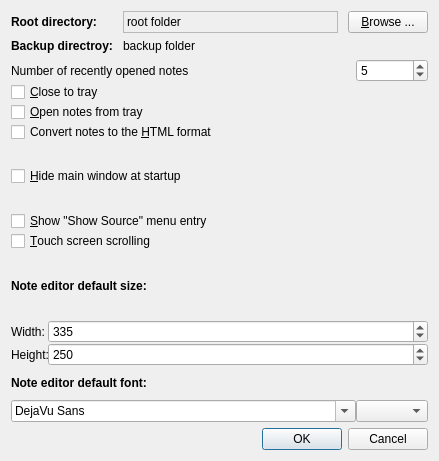
First picture: the form in src/ui/preferences.ui, repository hakaishi/nobleNote, before the edit.
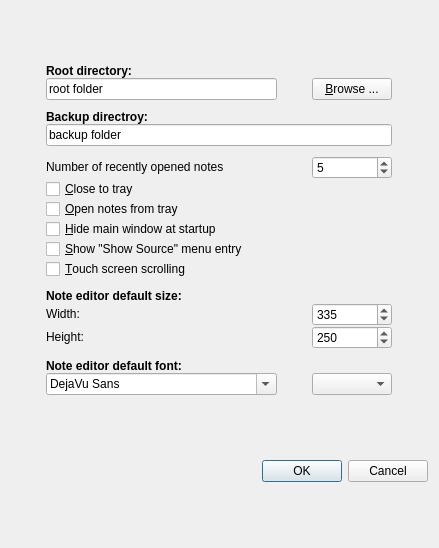
Second picture: the form after the edit. Icons and pictures are not drawn.

Commit message: removed the obsolete convert notes settings, it caused a bug that notes become read only improved preferences window layout

What changed in the file:
```diff
--- a/src/ui/preferences.ui
+++ b/src/ui/preferences.ui
@@ -7,7 +7,7 @@
     <x>0</x>
     <y>0</y>
     <width>439</width>
-    <height>461</height>
+    <height>548</height>
    </rect>
   </property>
   <property name="sizePolicy">
@@ -27,22 +27,6 @@
    <property name="horizontalSpacing">
     <number>10</number>
    </property>
-   <item row="0" column="2">
-    <widget class="QPushButton" name="browseButton">
-     <property name="enabled">
-      <bool>true</bool>
-     </property>
-     <property name="sizePolicy">
-      <sizepolicy hsizetype="Fixed" vsizetype="Fixed">
-       <horstretch>0</horstretch>
-       <verstretch>0</verstretch>
-      </sizepolicy>
-     </property>
-     <property name="text">
-      <string>&amp;Browse ...</string>
-     </property>
-    </widget>
-   </item>
    <item row="4" column="0" colspan="3">
     <widget class="QDialogButtonBox" name="buttonBox">
      <property name="standardButtons">
@@ -52,27 +36,84 @@
    </item>
    <item row="3" column="0" colspan="3">
     <layout class="QGridLayout" name="gridLayout_2">
-     <item row="12" column="1">
+     <property name="bottomMargin">
+      <number>6</number>
+     </property>
+     <item row="13" column="0">
+      <widget class="QLabel" name="label_2">
+       <property name="sizePolicy">
+        <sizepolicy hsizetype="Preferred" vsizetype="Fixed">
+         <horstretch>0</horstretch>
+         <verstretch>0</verstretch>
+        </sizepolicy>
+       </property>
+       <property name="font">
+        <font>
+         <bold>true</bold>
+        </font>
+       </property>
+       <property name="text">
+        <string>Note editor default size:</string>
+       </property>
+       <property name="alignment">
+        <set>Qt::AlignLeading|Qt::AlignLeft|Qt::AlignVCenter</set>
+       </property>
+       <property name="margin">
+        <number>0</number>
+       </property>
+      </widget>
+     </item>
+     <item row="18" column="1">
       <widget class="QComboBox" name="fontSizeComboBox">
        <property name="sizePolicy">
-        <sizepolicy hsizetype="Fixed" vsizetype="Fixed">
+        <sizepolicy hsizetype="Minimum" vsizetype="Fixed">
          <horstretch>0</horstretch>
          <verstretch>0</verstretch>
         </sizepolicy>
        </property>
       </widget>
      </item>
-     <item row="2" column="0" colspan="2">
-      <widget class="QCheckBox" name="openNotesFromTray">
-       <property name="toolTip">
-        <string>&lt;html&gt;&lt;head/&gt;&lt;body&gt;&lt;p&gt;Notes can be opened from the tray icon when the application is minimized to the system tray&lt;/p&gt;&lt;/body&gt;&lt;/html&gt;</string>
+     <item row="16" column="0">
+      <spacer name="verticalSpacer_2">
+       <property name="orientation">
+        <enum>Qt::Vertical</enum>
+       </property>
+       <property name="sizeType">
+        <enum>QSizePolicy::Fixed</enum>
+       </property>
+       <property name="sizeHint" stdset="0">
+        <size>
+         <width>20</width>
+         <height>10</height>
+        </size>
+       </property>
+      </spacer>
+     </item>
+     <item row="17" column="0">
+      <widget class="QLabel" name="label_5">
+       <property name="sizePolicy">
+        <sizepolicy hsizetype="Preferred" vsizetype="Fixed">
+         <horstretch>0</horstretch>
+         <verstretch>0</verstretch>
+        </sizepolicy>
+       </property>
+       <property name="font">
+        <font>
+         <bold>true</bold>
+        </font>
        </property>
        <property name="text">
-        <string>&amp;Open notes from tray</string>
+        <string>Note editor default font:</string>
+       </property>
+       <property name="alignment">
+        <set>Qt::AlignLeading|Qt::AlignLeft|Qt::AlignVCenter</set>
+       </property>
+       <property name="margin">
+        <number>0</number>
        </property>
       </widget>
      </item>
-     <item row="12" column="0">
+     <item row="18" column="0">
       <widget class="QFontComboBox" name="fontComboBox">
        <property name="currentFont">
         <font>
@@ -82,20 +123,36 @@
        </property>
       </widget>
      </item>
-     <item row="11" column="0">
-      <widget class="QLabel" name="label_5">
-       <property name="font">
-        <font>
-         <weight>75</weight>
-         <bold>true</bold>
-        </font>
+     <item row="15" column="1">
+      <widget class="QSpinBox" name="sizeSpinHeight">
+       <property name="maximum">
+        <number>65536</number>
        </property>
-       <property name="text">
-        <string>Note editor default font:</string>
+       <property name="singleStep">
+        <number>5</number>
+       </property>
+       <property name="value">
+        <number>250</number>
        </property>
       </widget>
      </item>
-     <item row="0" column="1">
+     <item row="12" column="0">
+      <spacer name="verticalSpacer">
+       <property name="orientation">
+        <enum>Qt::Vertical</enum>
+       </property>
+       <property name="sizeType">
+        <enum>QSizePolicy::Fixed</enum>
+       </property>
+       <property name="sizeHint" stdset="0">
+        <size>
+         <width>20</width>
+         <height>10</height>
+        </size>
+       </property>
+      </spacer>
+     </item>
+     <item row="6" column="1">
       <widget class="QSpinBox" name="recentSpin">
        <property name="maximum">
         <number>15</number>
@@ -105,41 +162,71 @@
        </property>
       </widget>
      </item>
-     <item row="8" column="0" rowspan="2" colspan="2">
-      <widget class="QLabel" name="label_2">
+     <item row="14" column="1">
+      <widget class="QSpinBox" name="sizeSpinWidth">
+       <property name="maximum">
+        <number>65536</number>
+       </property>
+       <property name="singleStep">
+        <number>5</number>
+       </property>
+       <property name="value">
+        <number>335</number>
+       </property>
+      </widget>
+     </item>
+     <item row="0" column="0">
+      <widget class="QLabel" name="rootLabel">
+       <property name="sizePolicy">
+        <sizepolicy hsizetype="Fixed" vsizetype="Fixed">
+         <horstretch>0</horstretch>
+         <verstretch>0</verstretch>
+        </sizepolicy>
+       </property>
        <property name="font">
         <font>
-         <weight>75</weight>
          <bold>true</bold>
         </font>
        </property>
        <property name="text">
-        <string>Note editor default size:</string>
+        <string>Root directory:</string>
        </property>
       </widget>
      </item>
-     <item row="4" column="0" rowspan="2" colspan="2">
-      <widget class="QCheckBox" name="silentStart">
-       <property name="toolTip">
-        <string>Do not show the main interface and notes on startup.
-(Minimized to tray icon)</string>
+     <item row="14" column="0">
+      <widget class="QLabel" name="label_3">
+       <property name="sizePolicy">
+        <sizepolicy hsizetype="Preferred" vsizetype="Fixed">
+         <horstretch>0</horstretch>
+         <verstretch>0</verstretch>
+        </sizepolicy>
        </property>
        <property name="text">
-        <string>&amp;Hide main window at startup</string>
+        <string>Width:</string>
        </property>
       </widget>
      </item>
-     <item row="3" column="0" colspan="2">
-      <widget class="QCheckBox" name="convertNotes">
+     <item row="8" column="0" colspan="2">
+      <widget class="QCheckBox" name="openNotesFromTray">
        <property name="toolTip">
         <string>Automatically convert non-HTML notes to the HTML format. If disabled, non-HTML notes are opened read only.</string>
        </property>
        <property name="text">
-        <string>Convert notes to the &amp;HTML format</string>
+        <string>&amp;Open notes from tray</string>
        </property>
       </widget>
      </item>
      <item row="7" column="0" colspan="2">
+      <widget class="QCheckBox" name="dontQuit">
+       <property name="toolTip">
+        <string/>
+       </property>
+       <property name="text">
+        <string>&amp;Close to tray</string>
+       </property>
+      </widget>
+     </item>
+     <item row="11" column="0">
       <widget class="QCheckBox" name="kineticScrolling">
        <property name="toolTip">
         <string notr="true">Enables drag to scroll</string>
@@ -149,143 +236,139 @@
        </property>
       </widget>
      </item>
-     <item row="10" column="0" colspan="2">
-      <layout class="QFormLayout" name="formLayout">
-       <property name="sizeConstraint">
-        <enum>QLayout::SetDefaultConstraint</enum>
-       </property>
-       <item row="0" column="0">
-        <widget class="QLabel" name="label_3">
-         <property name="text">
-          <string>Width:</string>
-         </property>
-        </widget>
-       </item>
-       <item row="1" column="0">
+     <item row="15" column="0">
         <widget class="QLabel" name="label_4">
+       <property name="sizePolicy">
+        <sizepolicy hsizetype="Preferred" vsizetype="Fixed">
+         <horstretch>0</horstretch>
+         <verstretch>0</verstretch>
+        </sizepolicy>
+       </property>
          <property name="text">
           <string>Height:</string>
          </property>
         </widget>
        </item>
-       <item row="0" column="1">
-        <widget class="QSpinBox" name="sizeSpinWidth">
-         <property name="maximum">
-          <number>65536</number>
-         </property>
-         <property name="singleStep">
-          <number>5</number>
-         </property>
-         <property name="value">
-          <number>335</number>
-         </property>
-        </widget>
-       </item>
-       <item row="1" column="1">
-        <widget class="QSpinBox" name="sizeSpinHeight">
-         <property name="maximum">
-          <number>65536</number>
-         </property>
-         <property name="singleStep">
-          <number>5</number>
-         </property>
-         <property name="value">
-          <number>250</number>
-         </property>
-        </widget>
-       </item>
-      </layout>
-     </item>
-     <item row="1" column="0" colspan="2">
-      <widget class="QCheckBox" name="dontQuit">
-       <property name="toolTip">
-        <string/>
+     <item row="3" column="0">
+      <widget class="QLabel" name="backupLabel">
+       <property name="sizePolicy">
+        <sizepolicy hsizetype="Fixed" vsizetype="Fixed">
+         <horstretch>0</horstretch>
+         <verstretch>0</verstretch>
+        </sizepolicy>
+       </property>
+       <property name="font">
+        <font>
+         <bold>true</bold>
+        </font>
        </property>
        <property name="text">
-        <string>&amp;Close to tray</string>
+        <string>Backup directroy:</string>
        </property>
       </widget>
      </item>
-     <item row="0" column="0">
+     <item row="2" column="0">
+      <spacer name="verticalSpacer_3">
+       <property name="orientation">
+        <enum>Qt::Vertical</enum>
+       </property>
+       <property name="sizeType">
+        <enum>QSizePolicy::Fixed</enum>
+       </property>
+       <property name="sizeHint" stdset="0">
+        <size>
+         <width>20</width>
+         <height>10</height>
+        </size>
+       </property>
+      </spacer>
+     </item>
+     <item row="6" column="0">
       <widget class="QLabel" name="label_6">
+       <property name="sizePolicy">
+        <sizepolicy hsizetype="Preferred" vsizetype="Fixed">
+         <horstretch>0</horstretch>
+         <verstretch>0</verstretch>
+        </sizepolicy>
+       </property>
        <property name="text">
         <string>Number of recently opened notes</string>
        </property>
       </widget>
      </item>
-     <item row="6" column="0" colspan="2">
+     <item row="10" column="0">
       <widget class="QCheckBox" name="showSource">
        <property name="text">
         <string>&amp;Show &quot;Show Source&quot; menu entry</string>
        </property>
       </widget>
      </item>
-    </layout>
-   </item>
-   <item row="0" column="1">
-    <widget class="QLabel" name="rootPathLabel">
+     <item row="9" column="0">
+      <widget class="QCheckBox" name="silentStart">
+       <property name="toolTip">
+        <string>Do not show the main interface and notes on startup.
+(Minimized to tray icon)</string>
+       </property>
+       <property name="text">
+        <string>&amp;Hide main window at startup</string>
+       </property>
+      </widget>
+     </item>
+     <item row="5" column="0">
+      <spacer name="verticalSpacer_4">
+       <property name="orientation">
+        <enum>Qt::Vertical</enum>
+       </property>
+       <property name="sizeType">
+        <enum>QSizePolicy::Fixed</enum>
+       </property>
+       <property name="sizeHint" stdset="0">
+        <size>
+         <width>20</width>
+         <height>10</height>
+        </size>
+       </property>
+      </spacer>
+     </item>
+     <item row="1" column="0">
+      <widget class="QLineEdit" name="rootPathLabel">
      <property name="sizePolicy">
-      <sizepolicy hsizetype="Minimum" vsizetype="Minimum">
+        <sizepolicy hsizetype="Minimum" vsizetype="Fixed">
        <horstretch>0</horstretch>
        <verstretch>0</verstretch>
       </sizepolicy>
      </property>
-     <property name="frameShape">
-      <enum>QFrame::StyledPanel</enum>
-     </property>
      <property name="text">
       <string notr="true">root folder</string>
      </property>
-     <property name="wordWrap">
+       <property name="readOnly">
       <bool>true</bool>
      </property>
-     <property name="textInteractionFlags">
-      <set>Qt::LinksAccessibleByMouse|Qt::TextSelectableByMouse</set>
+       <property name="wordWrap" stdset="0">
+        <bool>true</bool>
      </property>
     </widget>
    </item>
-   <item row="0" column="0">
-    <widget class="QLabel" name="rootLabel">
-     <property name="sizePolicy">
-      <sizepolicy hsizetype="Fixed" vsizetype="Preferred">
-       <horstretch>0</horstretch>
-       <verstretch>0</verstretch>
-      </sizepolicy>
-     </property>
-     <property name="font">
-      <font>
-       <weight>75</weight>
-       <bold>true</bold>
-      </font>
-     </property>
-     <property name="text">
-      <string>Root directory:</string>
-     </property>
-    </widget>
-   </item>
-   <item row="1" column="0">
-    <widget class="QLabel" name="backupLabel">
+     <item row="1" column="1">
+      <widget class="QPushButton" name="browseButton">
+       <property name="enabled">
+        <bool>true</bool>
+       </property>
      <property name="sizePolicy">
       <sizepolicy hsizetype="Fixed" vsizetype="Fixed">
        <horstretch>0</horstretch>
        <verstretch>0</verstretch>
       </sizepolicy>
      </property>
-     <property name="font">
-      <font>
-       <weight>75</weight>
-       <bold>true</bold>
-      </font>
-     </property>
      <property name="text">
-      <string>Backup directroy:</string>
+        <string>&amp;Browse ...</string>
      </property>
     </widget>
    </item>
-   <item row="1" column="1" colspan="2">
-    <widget class="QLabel" name="backupPathLabel">
+     <item row="4" column="0" colspan="2">
+      <widget class="QLineEdit" name="backupPathLabel">
      <property name="sizePolicy">
-      <sizepolicy hsizetype="Minimum" vsizetype="Minimum">
+        <sizepolicy hsizetype="Minimum" vsizetype="Fixed">
        <horstretch>0</horstretch>
        <verstretch>0</verstretch>
       </sizepolicy>
@@ -293,13 +376,18 @@
      <property name="text">
       <string notr="true">backup folder</string>
      </property>
-     <property name="wordWrap">
+       <property name="frame">
       <bool>true</bool>
      </property>
-     <property name="textInteractionFlags">
-      <set>Qt::LinksAccessibleByMouse|Qt::TextSelectableByMouse</set>
-     </property>
-    </widget>
+       <property name="readOnly">
+        <bool>true</bool>
+       </property>
+       <property name="wordWrap" stdset="0">
+        <bool>true</bool>
+       </property>
+      </widget>
+     </item>
+    </layout>
    </item>
   </layout>
  </widget>
```
Left out of the diff: 9 changed lines with no effect on the pictures. Lines whose indentation alone changed are shown as unchanged. The commit also changes 3 other files.
